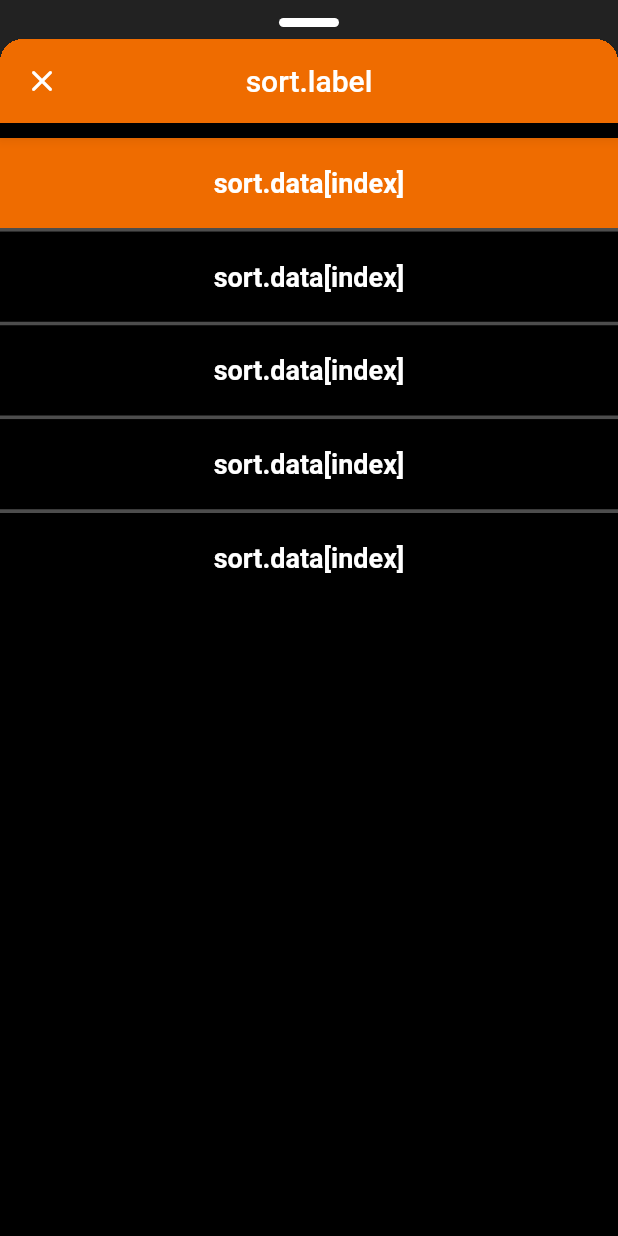
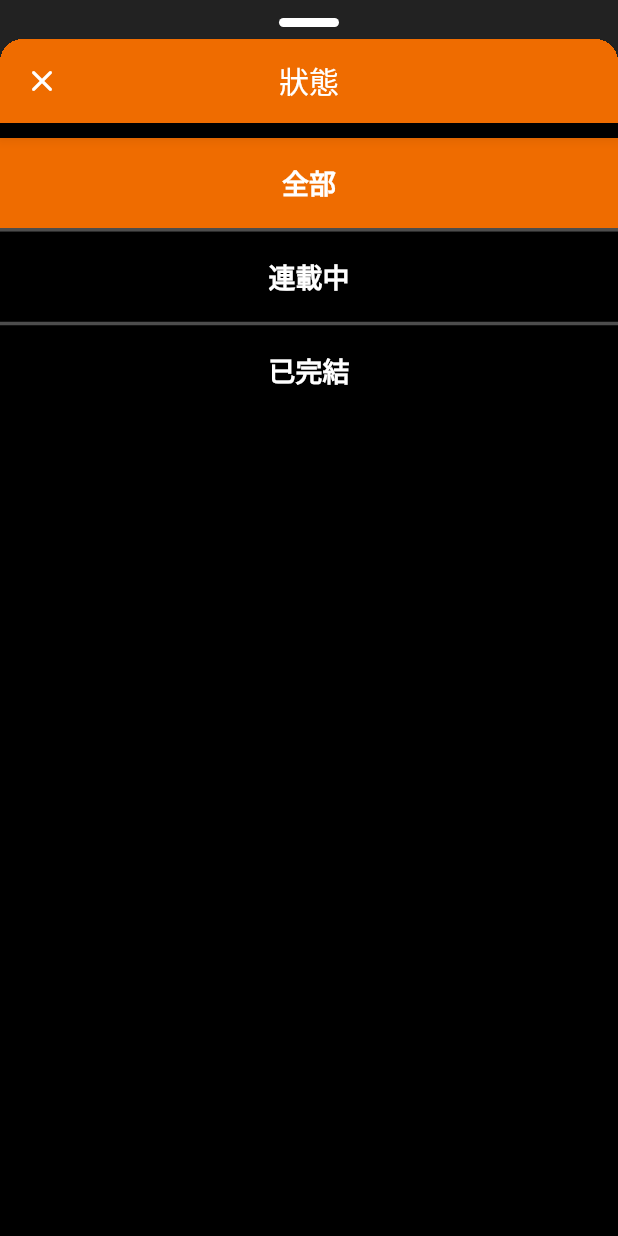
Before and after one commit to matatabic/manga, a Flutter app: the SearchMenuWidget screen opened directly with empty values, after a tap on the "loyalty" icon, on a phone screen of 412 x 824 dp. Run offline on Flutter 3.47's test engine with Material 2 defaults, Android fonts, the phone set to English and light mode, and no system bars; drawn by our look-alikes of modal_bottom_sheet; our stand-ins replace bot_toast, card_swiper, curved_navigation_bar, dio, expandable_text, extended_image and 1 more; missing offline and left inert: dio_smart_retry.

Commit message:
first commit

```diff
--- /dev/null
+++ b/lib/pages/search/menu/state_menu.dart
@@ -0,0 +1,76 @@
+import 'package:flutter/cupertino.dart';
+import 'package:flutter/material.dart';
+import 'package:manga/common/menu_widget.dart';
+import 'package:manga/services/search_services.dart';
+
+class StateMenu extends StatefulWidget {
+  final Function(dynamic) loadData;
+  final int stateIndex;
+
+  const StateMenu({Key? key, required this.loadData, required this.stateIndex})
+      : super(key: key);
+
+  @override
+  _StateMenuState createState() => _StateMenuState();
+}
+
+class _StateMenuState extends State<StateMenu> {
+  late int _index;
+
+  @override
+  void initState() {
+    super.initState();
+    _index = widget.stateIndex;
+  }
+
+  @override
+  Widget build(BuildContext context) {
+    return WillPopScope(
+      onWillPop: () async {
+        widget.loadData({"type": "state", "data": _index});
+        return true;
+      },
+      child: Scaffold(
+        backgroundColor: Colors.black,
+        appBar: AppBar(
+          centerTitle: true,
+          backgroundColor: Theme.of(context).primaryColor,
+          leading: IconButton(
+            icon: const Icon(Icons.close_rounded),
+            onPressed: () {
+              widget.loadData({"type": "state", "data": _index});
+              Navigator.pop(context);
+            },
+          ),
+          title: Text(searchState.label),
+        ),
+        body: ListView.separated(
+          padding: const EdgeInsets.only(top: 10),
+          physics: const ClampingScrollPhysics(),
+          itemBuilder: (BuildContext context, int index) {
+            return Material(
+              color: index == _index
+                  ? Theme.of(context).primaryColor
+                  : Colors.black,
+              child: MenuWidget(
+                title: searchState.data[index].cnName,
+                onTap: () {
+                  setState(() {
+                    _index = index;
+                  });
+                },
+              ),
+            );
+          },
+          itemCount: searchState.data.length,
+          separatorBuilder: (BuildContext context, int index) {
+            return Container(
+              height: 2.5,
+              color: Colors.white30,
+            );
+          },
+        ),
+      ),
+    );
+  }
+}
--- a/lib/pages/search/search_menu_widget.dart
+++ b/lib/pages/search/search_menu_widget.dart
@@ -1,19 +1,20 @@
 import 'package:flutter/cupertino.dart';
 import 'package:flutter/material.dart';
+import 'package:manga/pages/search/menu/region_menu.dart';
 import 'package:modal_bottom_sheet/modal_bottom_sheet.dart';
 
 import 'menu/brand_menu.dart';
 import 'menu/duration_menu.dart';
-import 'menu/genre_menu.dart';
 import 'menu/sort_menu.dart';
+import 'menu/state_menu.dart';
 
 List _menuList = [
   {"id": 0, "icon": Icons.dashboard},
   {"id": 1, "icon": Icons.loyalty},
   {"id": 2, "icon": Icons.sort},
   {"id": 3, "icon": Icons.business},
-  {"id": 4, "icon": Icons.date_range},
-  {"id": 5, "icon": Icons.update}
+  // {"id": 4, "icon": Icons.date_range},
+  // {"id": 5, "icon": Icons.update}
 ];
 
 class SearchMenuWidget extends StatelessWidget {
@@ -120,12 +121,15 @@ Color getActive(that, index) {
 Widget getMenuDetail(that, index, loadData) {
   switch (index) {
     case 0:
-      return GenreMenu(
+      return RegionMenu(
         loadData: loadData,
-        genreIndex: that.genreIndex,
+        regionIndex: that.genreIndex,
       );
     case 1:
-
+      return StateMenu(
+        loadData: loadData,
+        stateIndex: that.genreIndex,
+      );
     case 2:
       return SortMenu(
         loadData: loadData,
```
Also changed, not shown: lib/pages/search/menu/region_menu.dart (added, +77 -0 lines), lib/pages/search/search_header_widget.dart (+12 -11 lines), lib/pages/search/search_screen.dart (+6 -6 lines).
